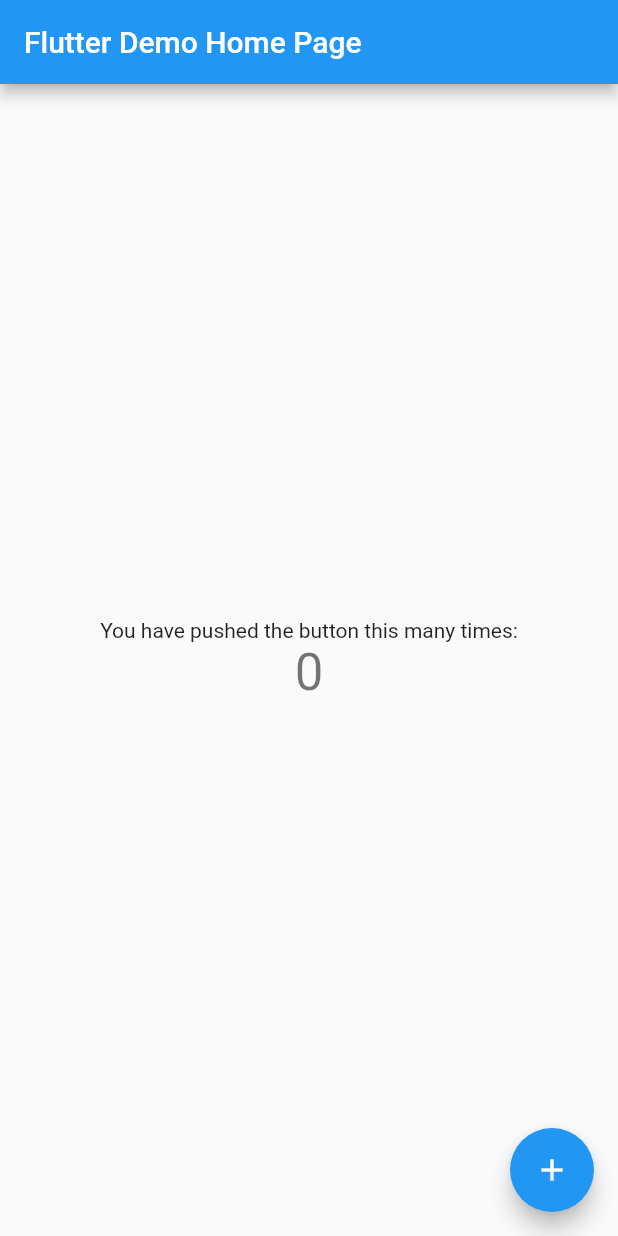
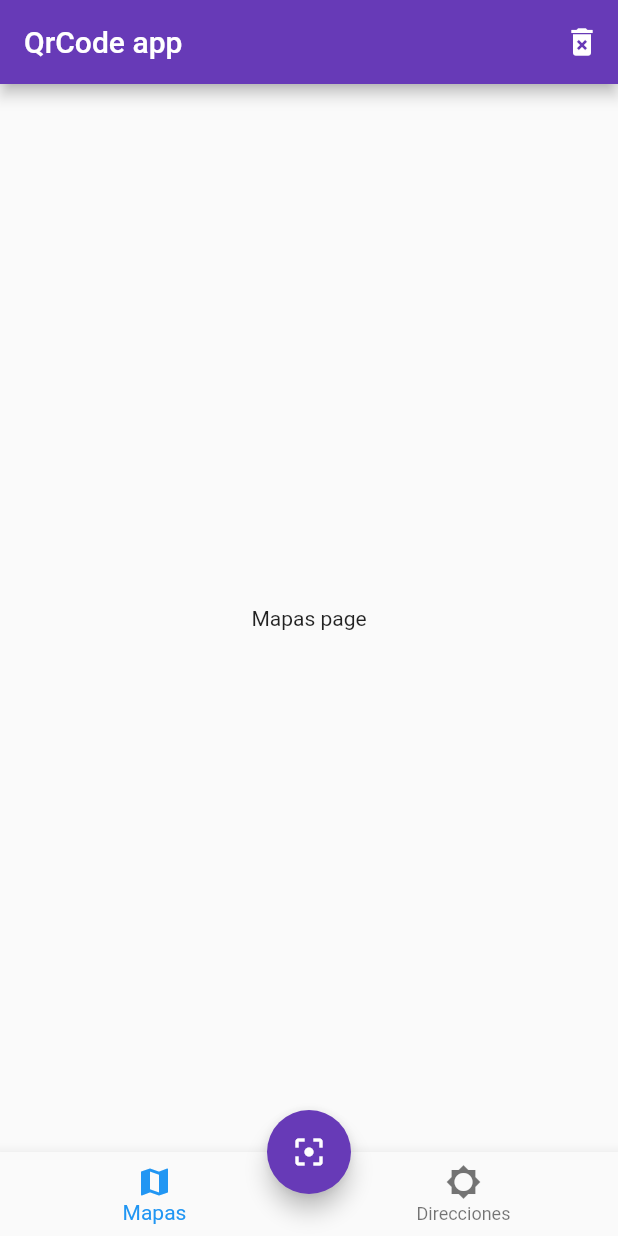
Before and after one commit to e-melara/flutter_qrcode_app, a Flutter app: the screen it shows after launch, on a phone screen of 412 x 824 dp. Run offline on Flutter 3.47's test engine with Material 2 defaults, Android fonts, the phone set to English and light mode, and no system bars.

Commit message:
Navigation Route App

```diff
--- a/lib/main.dart
+++ b/lib/main.dart
@@ -1,111 +1,21 @@
 import 'package:flutter/material.dart';
+import 'package:qrcodeapp/src/Home/home.dart';
 
 void main() => runApp(MyApp());
 
 class MyApp extends StatelessWidget {
-  // This widget is the root of your application.
   @override
   Widget build(BuildContext context) {
     return MaterialApp(
-      title: 'Flutter Demo',
+      title: 'QrCode Read',
+      initialRoute: 'home',
+      debugShowCheckedModeBanner: false,
+      routes: {
+        'home': (BuildContext context) => HomePage(),
+      },
       theme: ThemeData(
-        // This is the theme of your application.
-        //
-        // Try running your application with "flutter run". You'll see the
-        // application has a blue toolbar. Then, without quitting the app, try
-        // changing the primarySwatch below to Colors.green and then invoke
-        // "hot reload" (press "r" in the console where you ran "flutter run",
-        // or simply save your changes to "hot reload" in a Flutter IDE).
-        // Notice that the counter didn't reset back to zero; the application
-        // is not restarted.
-        primarySwatch: Colors.blue,
+        primaryColor: Colors.deepPurple,
       ),
-      home: MyHomePage(title: 'Flutter Demo Home Page'),
     );
   }
 }
-
-class MyHomePage extends StatefulWidget {
-  MyHomePage({Key key, this.title}) : super(key: key);
-
-  // This widget is the home page of your application. It is stateful, meaning
-  // that it has a State object (defined below) that contains fields that affect
-  // how it looks.
-
-  // This class is the configuration for the state. It holds the values (in this
-  // case the title) provided by the parent (in this case the App widget) and
-  // used by the build method of the State. Fields in a Widget subclass are
-  // always marked "final".
-
-  final String title;
-
-  @override
-  _MyHomePageState createState() => _MyHomePageState();
-}
-
-class _MyHomePageState extends State<MyHomePage> {
-  int _counter = 0;
-
-  void _incrementCounter() {
-    setState(() {
-      // This call to setState tells the Flutter framework that something has
-      // changed in this State, which causes it to rerun the build method below
-      // so that the display can reflect the updated values. If we changed
-      // _counter without calling setState(), then the build method would not be
-      // called again, and so nothing would appear to happen.
-      _counter++;
-    });
-  }
-
-  @override
-  Widget build(BuildContext context) {
-    // This method is rerun every time setState is called, for instance as done
-    // by the _incrementCounter method above.
-    //
-    // The Flutter framework has been optimized to make rerunning build methods
-    // fast, so that you can just rebuild anything that needs updating rather
-    // than having to individually change instances of widgets.
-    return Scaffold(
-      appBar: AppBar(
-        // Here we take the value from the MyHomePage object that was created by
-        // the App.build method, and use it to set our appbar title.
-        title: Text(widget.title),
-      ),
-      body: Center(
-        // Center is a layout widget. It takes a single child and positions it
-        // in the middle of the parent.
-        child: Column(
-          // Column is also a layout widget. It takes a list of children and
-          // arranges them vertically. By default, it sizes itself to fit its
-          // children horizontally, and tries to be as tall as its parent.
-          //
-          // Invoke "debug painting" (press "p" in the console, choose the
-          // "Toggle Debug Paint" action from the Flutter Inspector in Android
-          // Studio, or the "Toggle Debug Paint" command in Visual Studio Code)
-          // to see the wireframe for each widget.
-          //
-          // Column has various properties to control how it sizes itself and
-          // how it positions its children. Here we use mainAxisAlignment to
-          // center the children vertically; the main axis here is the vertical
-          // axis because Columns are vertical (the cross axis would be
-          // horizontal).
-          mainAxisAlignment: MainAxisAlignment.center,
-          children: <Widget>[
-            Text(
-              'You have pushed the button this many times:',
-            ),
-            Text(
-              '$_counter',
-              style: Theme.of(context).textTheme.display1,
-            ),
-          ],
-        ),
-      ),
-      floatingActionButton: FloatingActionButton(
-        onPressed: _incrementCounter,
-        tooltip: 'Increment',
-        child: Icon(Icons.add),
-      ), // This trailing comma makes auto-formatting nicer for build methods.
-    );
-  }
-}
--- /dev/null
+++ b/lib/src/Home/Direccion/direccion_page.dart
@@ -0,0 +1,12 @@
+import 'package:flutter/material.dart';
+
+class DireccionPage extends StatelessWidget {
+  const DireccionPage({Key key}) : super(key: key);
+
+  @override
+  Widget build(BuildContext context) {
+    return Container(
+      child: Center(child: Text('Direccion page')),
+    );
+  }
+}
--- /dev/null
+++ b/lib/src/Home/Mapa/map_page.dart
@@ -0,0 +1,12 @@
+import 'package:flutter/material.dart';
+
+class MapPage extends StatelessWidget {
+  const MapPage({Key key}) : super(key: key);
+
+  @override
+  Widget build(BuildContext context) {
+    return Container(
+      child: Center(child: Text('Mapas page')),
+    );
+  }
+}
--- /dev/null
+++ b/lib/src/Home/home.dart
@@ -0,0 +1,53 @@
+import 'package:flutter/material.dart';
+import 'package:qrcodeapp/src/Home/Direccion/direccion_page.dart';
+import 'package:qrcodeapp/src/Home/Mapa/map_page.dart';
+import './widgets/bottom_navigation_bar.dart';
+
+class HomePage extends StatefulWidget {
+  const HomePage({Key key}) : super(key: key);
+
+  @override
+  _HomePageState createState() => _HomePageState();
+}
+
+class _HomePageState extends State<HomePage> {
+  int pageCurrent = 0;
+
+  @override
+  Widget build(BuildContext context) {
+    return Scaffold(
+      appBar: AppBar(
+        title: Text('QrCode app'),
+        actions: <Widget>[
+          IconButton(icon: Icon(Icons.delete_forever), onPressed: () {})
+        ],
+      ),
+      body: routePageNavigationCall(),
+      floatingActionButton: FloatingActionButton(
+        onPressed: () {},
+        child: Icon(Icons.filter_center_focus),
+        backgroundColor: Theme.of(context).primaryColor,
+      ),
+      floatingActionButtonLocation: FloatingActionButtonLocation.centerDocked,
+      bottomNavigationBar: BarNavigationBottom(
+        pageIndex: this.pageCurrent,
+        onTap: (int index) {
+          setState(() {
+            this.pageCurrent = index;
+          });
+        },
+      ),
+    );
+  }
+
+  Widget routePageNavigationCall() {
+    switch (this.pageCurrent) {
+      case 0:
+        return new MapPage();
+      case 1:
+        return new DireccionPage();
+      default:
+        return new MapPage();
+    }
+  }
+}
--- /dev/null
+++ b/lib/src/Home/widgets/bottom_navigation_bar.dart
@@ -0,0 +1,25 @@
+import 'package:flutter/material.dart';
+
+class BarNavigationBottom extends StatelessWidget {
+  final int pageIndex;
+  final Function(int) onTap;
+  const BarNavigationBottom({@required this.pageIndex, @required this.onTap});
+
+  @override
+  Widget build(BuildContext context) {
+    return BottomNavigationBar(
+      currentIndex: this.pageIndex,
+      onTap: this.onTap,
+      items: [
+        BottomNavigationBarItem(
+          icon: Icon(Icons.map),
+          title: Text('Mapas'),
+        ),
+        BottomNavigationBarItem(
+          icon: Icon(Icons.brightness_5),
+          title: Text('Direcciones'),
+        )
+      ],
+    );
+  }
+}
```
